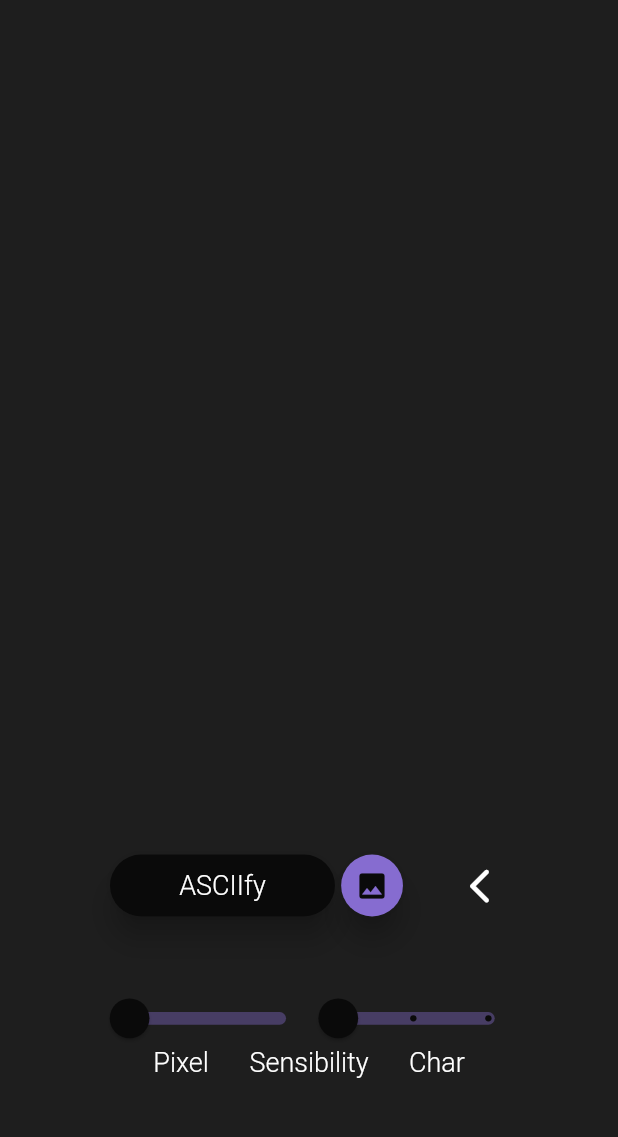
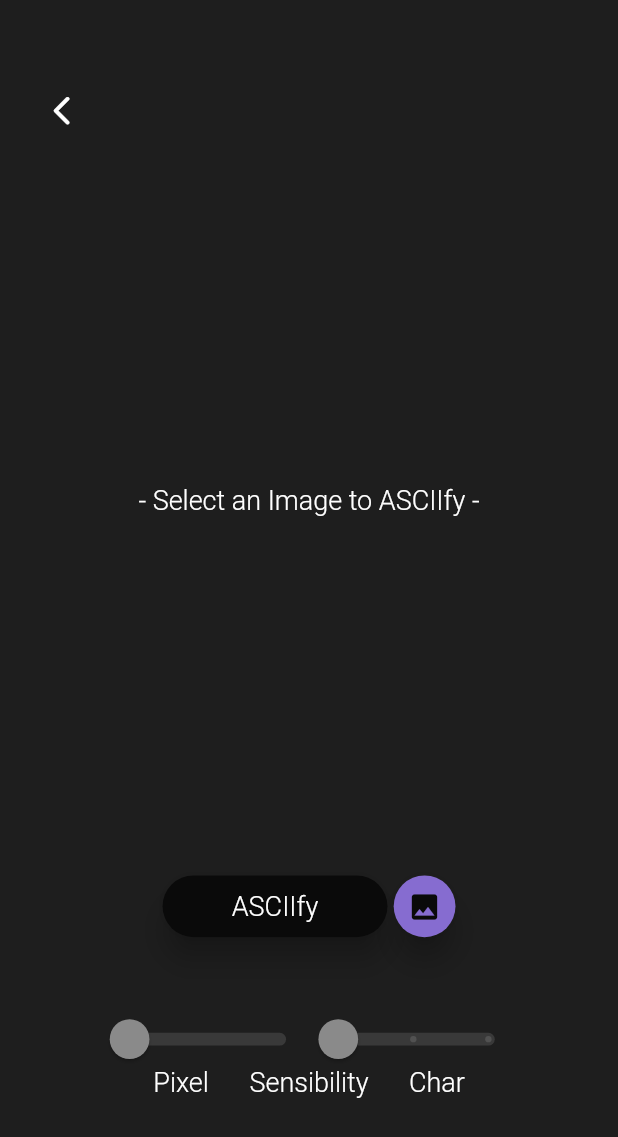
Before and after one commit to LorenzoProSky/ascii_art_app, a Flutter app: the screen it shows after launch, after a tap on the "light mode" icon, after a tap on "Storage", on a phone screen of 412 x 824 dp. Shown: the top 1137 px of the screen. Run offline on Flutter 3.47's test engine with Material 2 defaults, Android fonts, the phone set to English and light mode, and no system bars; our stand-ins replace image_picker, permission_handler; project files that could hold a hidden picture were left out.

Commit message:
Disabled buttons, page layouts, back button, image selector

```diff
--- a/lib/models/image_selector.dart
+++ b/lib/models/image_selector.dart
@@ -7,9 +7,19 @@ class ImageSelector {
     final XFile? selectedFile;
 
     if (needCamera) {
-      selectedFile = await picker.pickImage(source: ImageSource.camera);
+      selectedFile = await picker.pickImage(
+          source: ImageSource.camera,
+          maxWidth: 1000,
+          maxHeight: 1000,
+          imageQuality: 50,
+          requestFullMetadata: false);
     } else {
-      selectedFile = await picker.pickImage(source: ImageSource.gallery);
+      selectedFile = await picker.pickImage(
+          source: ImageSource.gallery,
+          maxWidth: 1000,
+          maxHeight: 1000,
+          imageQuality: 50,
+          requestFullMetadata: false);
     }
 
     final path = selectedFile!.path;
--- a/lib/routes/home_page.dart
+++ b/lib/routes/home_page.dart
@@ -1,6 +1,5 @@
 import 'package:ascii_app/models/notifiers/theme_notifier.dart';
 import 'package:ascii_app/theme/theme.dart';
-import 'package:ascii_app/widgets/back_button_custom.dart';
 import 'package:ascii_app/widgets/exit_button_custom.dart';
 import 'package:ascii_app/widgets/home_page_select_button.dart';
 import 'package:flutter/material.dart';
@@ -96,9 +95,9 @@ class HomePage extends StatelessWidget {
                           fit: BoxFit.cover,
                         ),
                         SizedBox(
-                          height: (screenHeight * 0.045 < 45)
-                              ? screenHeight * 0.045
-                              : 45,
+                          height: (screenHeight * 0.052 < 52)
+                              ? screenHeight * 0.052
+                              : 52,
                         ),
                         HomePageSelectButton(
                           width: (screenWidth * 0.8 < 380)
--- a/lib/routes/image_page/image_page.dart
+++ b/lib/routes/image_page/image_page.dart
@@ -53,30 +53,58 @@ class _ImagePageState extends State<ImagePage> {
                 padding: EdgeInsets.all(
                   (screenHeight * 0.03 < 30) ? screenHeight * 0.03 : 30,
                 ),
-                child: Column(
+                child: Stack(
+                  clipBehavior: Clip.none,
+                  children: [
+                    Column(
+                      children: [
+                        SizedBox(
+                          height: (screenHeight * 0.03 < 30)
+                              ? screenHeight * 0.03
+                              : 30,
+                        ),
+                        Row(
+                          mainAxisAlignment: MainAxisAlignment.start,
+                          children: [
+                            BackButtonCustom(
+                                size: (screenHeight * 0.04 < 40)
+                                    ? screenHeight * 0.04
+                                    : 40),
+                          ],
+                        ),
+                      ],
+                    ),
+                    Column(
                       children: <Widget>[
                         SizedBox(
-                      height: (screenHeight * 0.55 < 55)
-                          ? screenHeight * 0.55
-                          : 55,
+                          height: (screenHeight * 0.12 < 110)
+                              ? screenHeight * 0.12
+                              : 110,
                         ),
                         _imageArea(
                           context,
                           (screenWidth < 500) ? screenWidth : 500,
-                      (screenHeight * 0.65 < 450) ? screenHeight * 0.65 : 450,
+                          (screenHeight * 0.62 < 420)
+                              ? screenHeight * 0.62
+                              : 420,
                         ),
                         SizedBox(
                           height: (screenHeight * 0.4 < 40)
                               ? screenHeight * 0.4
                               : 40,
                         ),
-                    Row(
+                        Center(
+                          child: Row(
                             mainAxisAlignment: MainAxisAlignment.center,
                             children: [
                               _asciifyButton(
                                 context,
-                          (screenWidth * 0.4 < 150) ? screenWidth * 0.4 : 150,
-                          (screenHeight * 0.05 < 50) ? screenHeight * 0.05 : 50,
+                                (screenWidth * 0.4 < 150)
+                                    ? screenWidth * 0.4
+                                    : 150,
+                                (screenHeight * 0.05 < 50)
+                                    ? screenHeight * 0.05
+                                    : 50,
                               ),
                               SizedBox(
                                 width: (screenWidth * 0.005 < 5)
@@ -85,23 +113,17 @@ class _ImagePageState extends State<ImagePage> {
                               ),
                               _selectImageButton(
                                 context,
-                          (screenHeight * 0.05 < 50) ? screenHeight * 0.05 : 50,
-                        ),
-                        SizedBox(
-                          width: (screenWidth * 0.04 < 40)
-                              ? screenHeight * 0.04
-                              : 40,
-                        ),
-                        BackButtonCustom(
-                          size: (screenHeight * 0.045 < 45)
-                              ? screenHeight * 0.045
-                              : 45,
+                                (screenHeight * 0.05 < 50)
+                                    ? screenHeight * 0.05
+                                    : 50,
                               ),
                             ],
                           ),
+                        ),
                         SizedBox(
-                      height:
-                          (screenHeight * 0.06 < 60) ? screenHeight * 0.06 : 60,
+                          height: (screenHeight * 0.06 < 60)
+                              ? screenHeight * 0.06
+                              : 60,
                         ),
                         Row(
                           mainAxisAlignment: MainAxisAlignment.center,
@@ -136,6 +158,8 @@ class _ImagePageState extends State<ImagePage> {
                         ),
                       ],
                     ),
+                  ],
+                ),
               ),
             ),
           );
@@ -146,12 +170,11 @@ class _ImagePageState extends State<ImagePage> {
 
   Widget _imageArea(BuildContext context, double width, double height) {
     return SizedBox(
-      //TODO
       width: width,
       height: height,
       child: (_isAscii)
           ? FittedBox(
-              fit: BoxFit.fitHeight,
+              fit: BoxFit.contain,
               child: InteractiveViewer(
                 // Zoomable
                 panEnabled: true,
@@ -159,17 +182,24 @@ class _ImagePageState extends State<ImagePage> {
                 maxScale: 50,
                 child: SelectableText(
                   _asciiImage!, // Text ASCII Image
-                  style: Theme.of(context).textTheme.displayLarge,
+                  style: Theme.of(context).textTheme.displayLarge, //TODO
                 ),
               ),
             )
           : (Provider.of<ImagePathCache>(context).imagePath != "")
               ? FittedBox(
+                  fit: BoxFit.contain,
                   child: Image.file(
                     File(Provider.of<ImagePathCache>(context).imagePath),
                   ),
                 )
-              : const FittedBox(),
+              : Center(
+                  child: Text(
+                    "- Select an Image to ASCIIfy -",
+                    textAlign: TextAlign.center,
+                    style: Theme.of(context).textTheme.bodyLarge,
+                  ),
+                ),
     );
   }
 
@@ -180,7 +210,7 @@ class _ImagePageState extends State<ImagePage> {
       height: height,
       onTap: () async {
         LoadingOverlay.of(context).show();
-        await Future.delayed(const Duration(milliseconds: 250));
+        await Future.delayed(const Duration(milliseconds: 100));
 
         // Asciify the image into an ASCII image text
         var temp = await Asciifier.asciify(
@@ -189,13 +219,14 @@ class _ImagePageState extends State<ImagePage> {
             _charSensibility.toInt());
         _isAscii = true;
 
-        await Future.delayed(const Duration(milliseconds: 250));
+        await Future.delayed(const Duration(milliseconds: 100));
         LoadingOverlay.of(context).hide();
 
         setState(() {
           _asciiImage = temp;
         });
       },
+      isActive: (Provider.of<ImagePathCache>(context).imagePath != ""),
     );
   }
 
@@ -233,10 +264,11 @@ class _ImagePageState extends State<ImagePage> {
         });
       },
       min: 1.0,
-      max: 100.0,
-      divs: 100,
+      max: 10.0,
+      divs: 9,
       width: width,
       height: height,
+      boo: (Provider.of<ImagePathCache>(context).imagePath != ""),
     );
   }
 
@@ -253,6 +285,7 @@ class _ImagePageState extends State<ImagePage> {
       divs: 2,
       width: width,
       height: height,
+      boo: (Provider.of<ImagePathCache>(context).imagePath != ""),
     );
   }
 
--- a/lib/widgets/back_button_custom.dart
+++ b/lib/widgets/back_button_custom.dart
@@ -11,10 +11,10 @@ class BackButtonCustom extends StatelessWidget {
   Widget build(BuildContext context) {
     return SizedBox(
       width: size,
-      height: size,
+      height: size * 1.5,
       child: IconButton(
-        icon: const Icon(Icons.arrow_back_ios_rounded),
-        iconSize: size * 0.75,
+        icon: const Icon(Icons.arrow_back_ios_new_rounded),
+        iconSize: size * 0.7,
         color: Theme.of(context).hintColor,
         highlightColor: Theme.of(context).focusColor,
         padding: EdgeInsets.zero,
--- a/lib/widgets/basic/text_button_custom.dart
+++ b/lib/widgets/basic/text_button_custom.dart
@@ -7,11 +7,14 @@ class TextButtonCustom extends StatelessWidget {
     required this.onTap,
     required this.width,
     required this.height,
+    required this.isActive,
   }) : super(key: key);
+
   final String buttonText;
   final Function() onTap;
   final double width;
   final double height;
+  final bool isActive;
 
   @override
   Widget build(BuildContext context) {
@@ -23,7 +26,7 @@ class TextButtonCustom extends StatelessWidget {
           elevation: 8.0,
           borderRadius: BorderRadius.circular(height),
           child: InkWell(
-            onTap: onTap,
+            onTap: isActive ? onTap : null,
             borderRadius: BorderRadius.circular(height),
             child: Container(
               height: height,
--- a/lib/widgets/slider_custom.dart
+++ b/lib/widgets/slider_custom.dart
@@ -10,7 +10,9 @@ class SliderCustom extends StatelessWidget {
     required this.divs,
     required this.width,
     required this.height,
+    required this.boo,
   }) : super(key: key);
+
   final double value;
   final Function(double) onChange;
   final double min;
@@ -18,6 +20,7 @@ class SliderCustom extends StatelessWidget {
   final int divs;
   final double width;
   final double height;
+  final bool boo;
 
   @override
   Widget build(BuildContext context) {
@@ -43,7 +46,7 @@ class SliderCustom extends StatelessWidget {
                 tickMarkShape: const RoundSliderTickMarkShape(),
                 activeTickMarkColor: Theme.of(context).primaryColor,
                 inactiveTickMarkColor: Theme.of(context).primaryColor,
-                valueIndicatorShape: const PaddleSliderValueIndicatorShape(), //TODO
+                valueIndicatorShape: const PaddleSliderValueIndicatorShape(),
                 valueIndicatorColor:
                     Theme.of(context).focusColor.withAlpha(150),
                 valueIndicatorTextStyle: Theme.of(context).textTheme.bodyLarge,
@@ -54,7 +57,7 @@ class SliderCustom extends StatelessWidget {
                 value: value,
                 divisions: divs,
                 label: '${value.round()}',
-                onChanged: onChange,
+                onChanged: boo ? onChange : null,
               ),
             ),
           ),
```
Lines whose indentation alone changed are shown as unchanged.
